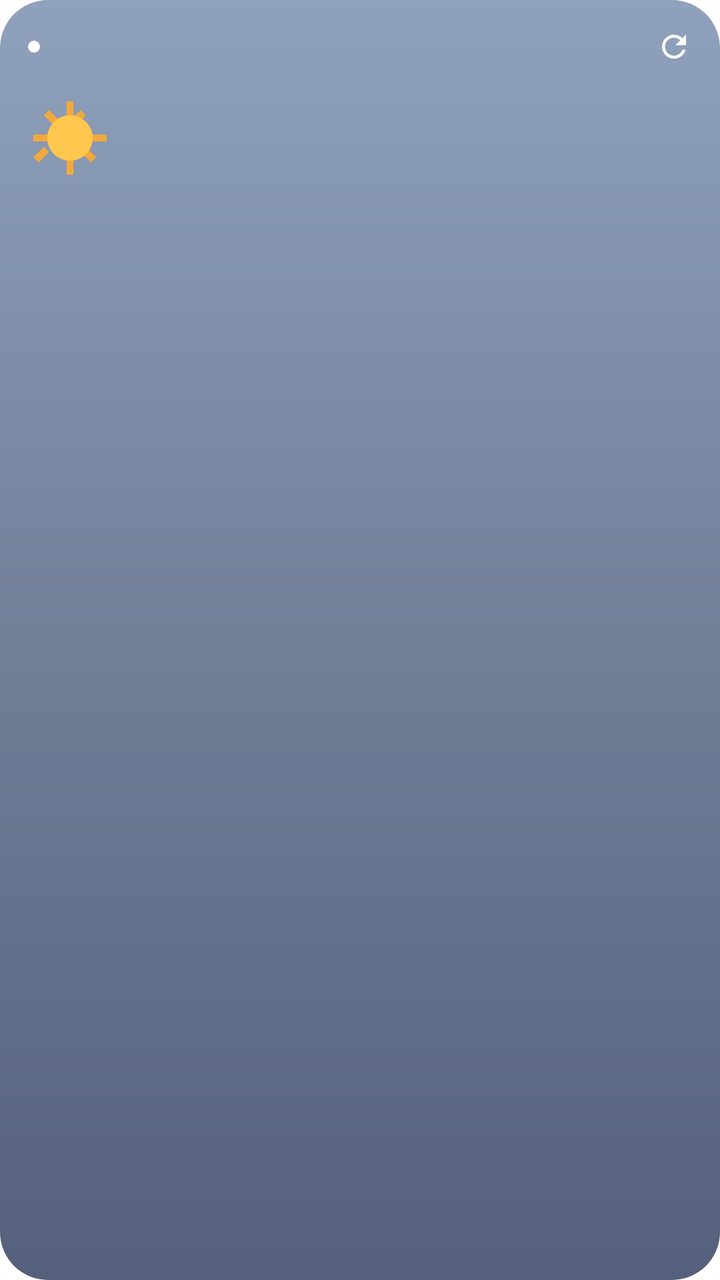
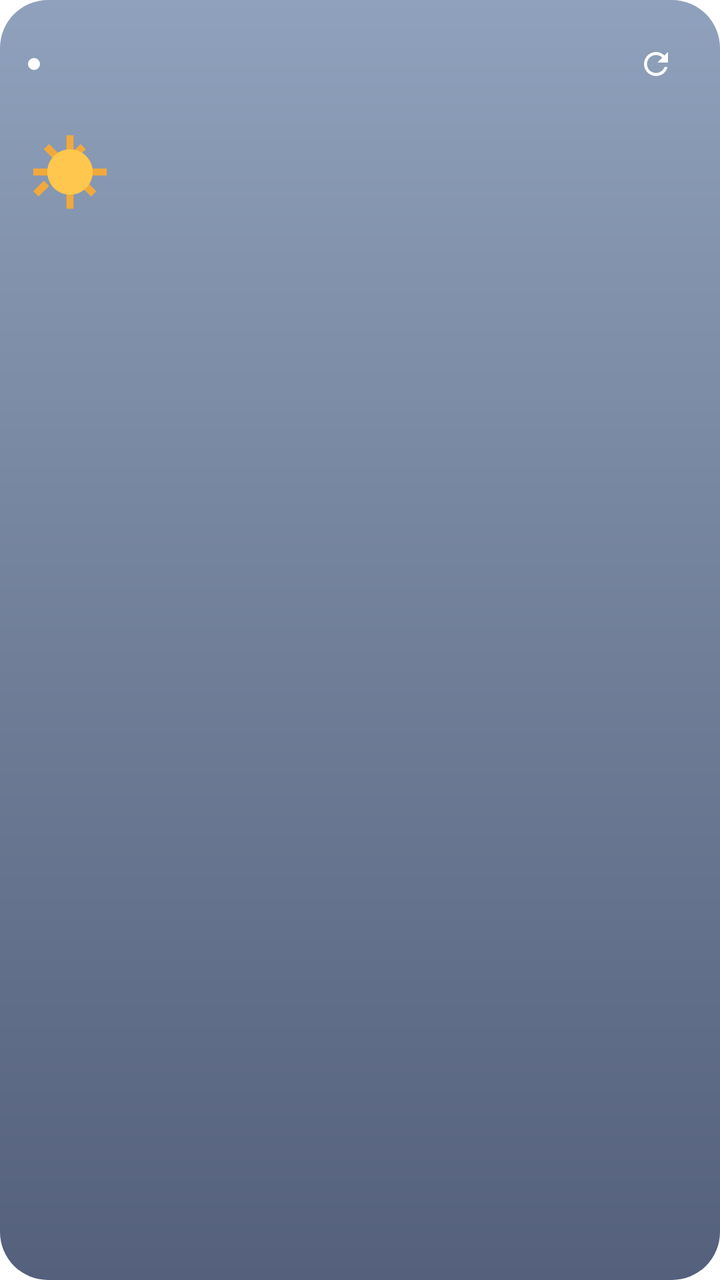

An Android layout rendered at two revisions. The XML below is the earlier revision; the diff shows what the commit changed to produce the second picture.
<!-- AndroidManifest.xml: fallback theme Theme.MaterialComponents.DayNight.NoActionBar -->
<!-- res/layout/weather_widget_small.xml -->
<?xml version="1.0" encoding="utf-8"?>
<FrameLayout xmlns:android="http://schemas.android.com/apk/res/android"
    android:id="@+id/widget_root"
    android:layout_width="match_parent"
    android:layout_height="match_parent">

    <ImageView
        android:id="@+id/widget_bg"
        android:layout_width="match_parent"
        android:layout_height="match_parent"
        android:scaleType="fitXY"
        android:src="@drawable/widget_bg_medium"
        android:contentDescription="@null" />

    <LinearLayout
        android:layout_width="match_parent"
        android:layout_height="match_parent"
        android:orientation="vertical"
        android:padding="14dp">

        
        <LinearLayout
            android:layout_width="match_parent"
            android:layout_height="wrap_content"
            android:orientation="horizontal"
            android:gravity="center_vertical">

            <ImageView
                android:id="@+id/w_dot"
                android:layout_width="6dp"
                android:layout_height="6dp"
                android:layout_marginEnd="6dp"
                android:src="@drawable/widget_dot"
                android:contentDescription="@null" />

            <TextView
                android:id="@+id/w_region"
                android:layout_width="0dp"
                android:layout_height="wrap_content"
                android:layout_weight="1"
                android:textColor="#FFFFFF"
                android:textSize="14sp"
                android:textStyle="bold"
                android:text="" />

            <TextView
                android:id="@+id/w_updated"
                android:layout_width="wrap_content"
                android:layout_height="wrap_content"
                android:layout_marginEnd="6dp"
                android:textColor="#B3FFFFFF"
                android:textSize="10sp"
                android:text="" />

            <ImageView
                android:id="@+id/w_refresh"
                android:layout_width="18dp"
                android:layout_height="18dp"
                android:src="@drawable/ic_refresh"
                android:contentDescription="새로고침" />

            <ProgressBar
                android:id="@+id/w_progress"
                style="?android:attr/progressBarStyleSmall"
                android:layout_width="18dp"
                android:layout_height="18dp"
                android:indeterminateTint="#FFFFFF"
                android:visibility="gone" />
        </LinearLayout>

        
        <LinearLayout
            android:id="@+id/widget_content"
            android:layout_width="match_parent"
            android:layout_height="wrap_content"
            android:orientation="horizontal"
            android:gravity="center_vertical"
            android:layout_marginTop="10dp">

            <ImageView
                android:id="@+id/w_icon"
                android:layout_width="42dp"
                android:layout_height="42dp"
                android:src="@drawable/ic_w_sun"
                android:contentDescription="@null" />

            <TextView
                android:id="@+id/w_temp"
                android:layout_width="wrap_content"
                android:layout_height="wrap_content"
                android:layout_marginStart="6dp"
                android:layout_marginEnd="8dp"
                android:textColor="#FFFFFF"
                android:textSize="28sp"
                android:text="" />

            <LinearLayout
                android:layout_width="0dp"
                android:layout_height="wrap_content"
                android:layout_weight="1"
                android:orientation="horizontal"
                android:weightSum="5">

                <LinearLayout style="@style/WidgetHourSlotS">
                    <TextView android:id="@+id/h0_label" style="@style/WidgetHourLabelS" />
                    <ImageView android:id="@+id/h0_icon" style="@style/WidgetHourIconS" />
                    <TextView android:id="@+id/h0_temp" style="@style/WidgetHourTempS" />
                </LinearLayout>
                <LinearLayout style="@style/WidgetHourSlotS">
                    <TextView android:id="@+id/h1_label" style="@style/WidgetHourLabelS" />
                    <ImageView android:id="@+id/h1_icon" style="@style/WidgetHourIconS" />
                    <TextView android:id="@+id/h1_temp" style="@style/WidgetHourTempS" />
                </LinearLayout>
                <LinearLayout style="@style/WidgetHourSlotS">
                    <TextView android:id="@+id/h2_label" style="@style/WidgetHourLabelS" />
                    <ImageView android:id="@+id/h2_icon" style="@style/WidgetHourIconS" />
                    <TextView android:id="@+id/h2_temp" style="@style/WidgetHourTempS" />
                </LinearLayout>
                <LinearLayout style="@style/WidgetHourSlotS">
                    <TextView android:id="@+id/h3_label" style="@style/WidgetHourLabelS" />
                    <ImageView android:id="@+id/h3_icon" style="@style/WidgetHourIconS" />
                    <TextView android:id="@+id/h3_temp" style="@style/WidgetHourTempS" />
                </LinearLayout>
                <LinearLayout style="@style/WidgetHourSlotS">
                    <TextView android:id="@+id/h4_label" style="@style/WidgetHourLabelS" />
                    <ImageView android:id="@+id/h4_icon" style="@style/WidgetHourIconS" />
                    <TextView android:id="@+id/h4_temp" style="@style/WidgetHourTempS" />
                </LinearLayout>
            </LinearLayout>
        </LinearLayout>

        <TextView
            android:id="@+id/widget_message"
            android:layout_width="match_parent"
            android:layout_height="wrap_content"
            android:layout_marginTop="14dp"
            android:gravity="center"
            android:textColor="#FFFFFF"
            android:textSize="13sp"
            android:visibility="gone"
            android:text="" />
    </LinearLayout>
</FrameLayout>
<!-- resources referenced by this layout -->
<resources>
  <!-- drawable ic_refresh (drawable) -->
  <vector xmlns:android="http://schemas.android.com/apk/res/android"
      android:width="20dp" android:height="20dp"
      android:viewportWidth="24" android:viewportHeight="24"
      android:tint="#FFFFFF">
      <path android:fillColor="#FFFFFF"
          android:pathData="M17.65,6.35C16.2,4.9 14.21,4 12,4c-4.42,0 -7.99,3.58 -7.99,8s3.57,8 7.99,8c3.73,0 6.84,-2.55 7.73,-6h-2.08c-0.82,2.33 -3.04,4 -5.65,4 -3.31,0 -6,-2.69 -6,-6s2.69,-6 6,-6c1.66,0 3.14,0.69 4.22,1.78L13,11h7V4l-2.35,2.35z"/>
  </vector>
  <!-- drawable ic_w_sun (drawable) -->
  <vector xmlns:android="http://schemas.android.com/apk/res/android"
      android:width="48dp" android:height="48dp"
      android:viewportWidth="48" android:viewportHeight="48">
      <group android:name="rays">
          <path android:fillColor="#F2A93C" android:pathData="M22,3h4v9h-4z"/>
          <path android:fillColor="#F2A93C" android:pathData="M22,36h4v9h-4z"/>
          <path android:fillColor="#F2A93C" android:pathData="M3,22h9v4h-9z"/>
          <path android:fillColor="#F2A93C" android:pathData="M36,22h9v4h-9z"/>
          <path android:fillColor="#F2A93C" android:pathData="M9,11l3,-3l6,6l-3,3z"/>
          <path android:fillColor="#F2A93C" android:pathData="M30,32l3,-3l6,6l-3,3z"/>
          <path android:fillColor="#F2A93C" android:pathData="M33,11l-3,-3l-6,6l3,3z"/>
          <path android:fillColor="#F2A93C" android:pathData="M12,32l-3,-3l-6,6l3,3z"/>
      </group>
      <path android:fillColor="#FFC74D" android:pathData="M24,11a13,13 0 1,0 0.01,0z"/>
  </vector>
  <!-- drawable widget_bg_medium (drawable) -->
  <?xml version="1.0" encoding="utf-8"?>
  <shape xmlns:android="http://schemas.android.com/apk/res/android" android:shape="rectangle">
      <corners android:radius="24dp" />
      <gradient
          android:angle="290"
          android:startColor="#8FA1BC"
          android:centerColor="#717F99"
          android:endColor="#54607C"
          android:type="linear" />
  </shape>
  <!-- drawable widget_dot (drawable) -->
  <?xml version="1.0" encoding="utf-8"?>
  <shape xmlns:android="http://schemas.android.com/apk/res/android" android:shape="oval">
      <solid android:color="#FFFFFF" />
      <size android:width="6dp" android:height="6dp" />
  </shape>
  <style name="WidgetHourIconS">
          <item name="android:layout_width">18dp</item>
          <item name="android:layout_height">18dp</item>
          <item name="android:layout_marginTop">2dp</item>
          <item name="android:layout_marginBottom">2dp</item>
          <item name="android:contentDescription">@null</item>
      </style>
  <style name="WidgetHourLabelS">
          <item name="android:layout_width">wrap_content</item>
          <item name="android:layout_height">wrap_content</item>
          <item name="android:textColor">#B3FFFFFF</item>
          <item name="android:textSize">10sp</item>
      </style>
  <style name="WidgetHourSlotS">
          <item name="android:layout_width">0dp</item>
          <item name="android:layout_height">wrap_content</item>
          <item name="android:layout_weight">1</item>
          <item name="android:orientation">vertical</item>
          <item name="android:gravity">center_horizontal</item>
      </style>
  <style name="WidgetHourTempS">
          <item name="android:layout_width">wrap_content</item>
          <item name="android:layout_height">wrap_content</item>
          <item name="android:textColor">#FFFFFF</item>
          <item name="android:textSize">12sp</item>
          <item name="android:textStyle">bold</item>
      </style>
</resources>

<!-- the commit's change to res/layout/weather_widget_small.xml (unified diff, before → after) -->
@@ -52,20 +52,29 @@
                 android:textSize="10sp"
                 android:text="" />
 
-            <ImageView
-                android:id="@+id/w_refresh"
-                android:layout_width="18dp"
-                android:layout_height="18dp"
-                android:src="@drawable/ic_refresh"
-                android:contentDescription="새로고침" />
+            
+            <FrameLayout
+                android:id="@+id/w_refresh_touch"
+                android:layout_width="36dp"
+                android:layout_height="36dp">
 
-            <ProgressBar
-                android:id="@+id/w_progress"
-                style="?android:attr/progressBarStyleSmall"
-                android:layout_width="18dp"
-                android:layout_height="18dp"
-                android:indeterminateTint="#FFFFFF"
-                android:visibility="gone" />
+                <ImageView
+                    android:id="@+id/w_refresh"
+                    android:layout_width="18dp"
+                    android:layout_height="18dp"
+                    android:layout_gravity="center"
+                    android:src="@drawable/ic_refresh"
+                    android:contentDescription="새로고침" />
+
+                <ProgressBar
+                    android:id="@+id/w_progress"
+                    style="?android:attr/progressBarStyleSmall"
+                    android:layout_width="18dp"
+                    android:layout_height="18dp"
+                    android:layout_gravity="center"
+                    android:indeterminateTint="#FFFFFF"
+                    android:visibility="gone" />
+            </FrameLayout>
         </LinearLayout>
 
         
